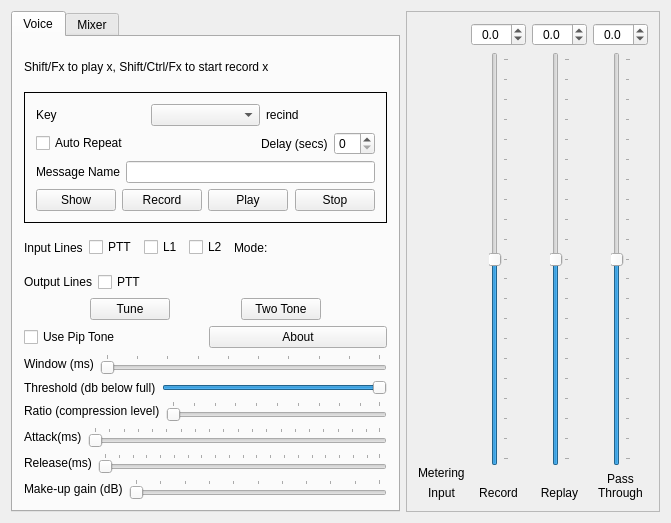
The window that mqt/MqtKeyer/KeyerMain.ui (Rsclub22/Minos2-Mirror) describes before a commit, drawn with Qt 5.
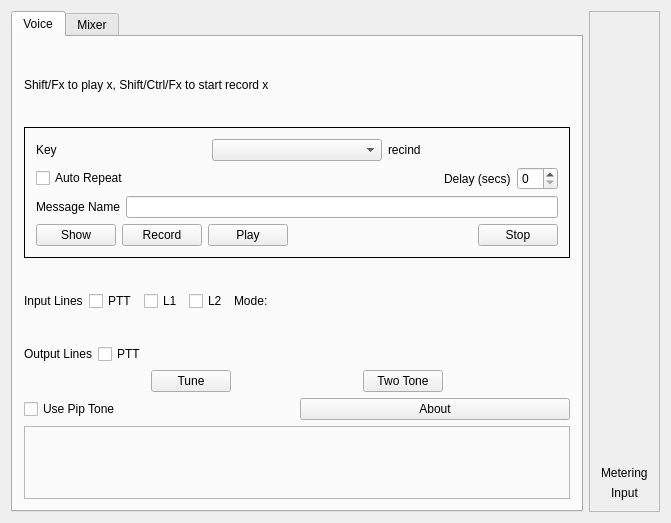
The same window after the commit. Custom widgets are drawn as their Qt base class.

Commit message: refactor linked slider and spinner

```diff
--- a/mqt/MqtKeyer/KeyerMain.ui
+++ b/mqt/MqtKeyer/KeyerMain.ui
@@ -14,9 +14,7 @@
    <string>Minos Voice Keyer</string>
   </property>
   <widget class="QWidget" name="centralWidget">
-   <layout class="QVBoxLayout" name="verticalLayout_9">
-    <item>
-     <layout class="QHBoxLayout" name="horizontalLayout_21">
+   <layout class="QHBoxLayout" name="horizontalLayout">
       <item>
        <widget class="QTabWidget" name="KeyerTabs">
         <property name="currentIndex">
@@ -26,7 +24,7 @@
          <attribute name="title">
           <string>Voice</string>
          </attribute>
-         <layout class="QVBoxLayout" name="verticalLayout_8">
+       <layout class="QVBoxLayout" name="verticalLayout_3">
           <item>
            <widget class="QLabel" name="label_3">
             <property name="text">
@@ -323,175 +321,14 @@
            </layout>
           </item>
           <item>
-           <layout class="QHBoxLayout" name="horizontalLayout_19">
-            <item>
-             <widget class="QLabel" name="label_18">
-              <property name="text">
-               <string>Window (ms)</string>
-              </property>
-             </widget>
-            </item>
-            <item>
-             <widget class="QSlider" name="windowSlider">
-              <property name="minimum">
-               <number>1</number>
-              </property>
-              <property name="maximum">
-               <number>10</number>
-              </property>
-              <property name="orientation">
-               <enum>Qt::Horizontal</enum>
-              </property>
-              <property name="tickPosition">
-               <enum>QSlider::TicksAbove</enum>
-              </property>
-              <property name="tickInterval">
-               <number>1</number>
-              </property>
-             </widget>
-            </item>
-           </layout>
-          </item>
-          <item>
-           <layout class="QHBoxLayout" name="horizontalLayout_16">
-            <item>
-             <widget class="QLabel" name="label_15">
-              <property name="text">
-               <string>Threshold (db below full)</string>
-              </property>
-             </widget>
-            </item>
-            <item>
-             <widget class="QSlider" name="thresholdSlider">
-              <property name="minimum">
-               <number>-100</number>
-              </property>
-              <property name="maximum">
-               <number>0</number>
-              </property>
-              <property name="orientation">
-               <enum>Qt::Horizontal</enum>
-              </property>
-             </widget>
-            </item>
-           </layout>
-          </item>
-          <item>
-           <layout class="QHBoxLayout" name="horizontalLayout_15">
-            <item>
-             <widget class="QLabel" name="label_14">
-              <property name="text">
-               <string>Ratio (compression level)</string>
-              </property>
-             </widget>
-            </item>
-            <item>
-             <widget class="QSlider" name="ratioSlider">
-              <property name="minimum">
-               <number>1</number>
-              </property>
-              <property name="maximum">
-               <number>100</number>
-              </property>
-              <property name="orientation">
-               <enum>Qt::Horizontal</enum>
-              </property>
-              <property name="tickPosition">
-               <enum>QSlider::TicksAbove</enum>
-              </property>
-              <property name="tickInterval">
-               <number>10</number>
-              </property>
-             </widget>
-            </item>
-           </layout>
-          </item>
-          <item>
-           <layout class="QHBoxLayout" name="horizontalLayout_18">
-            <item>
-             <widget class="QLabel" name="label_17">
-              <property name="text">
-               <string>Attack(ms)</string>
-              </property>
-             </widget>
-            </item>
-            <item>
-             <widget class="QSlider" name="attackSlider">
-              <property name="minimum">
-               <number>1</number>
-              </property>
-              <property name="maximum">
-               <number>200</number>
-              </property>
-              <property name="orientation">
-               <enum>Qt::Horizontal</enum>
-              </property>
-              <property name="tickPosition">
-               <enum>QSlider::TicksAbove</enum>
-              </property>
-              <property name="tickInterval">
-               <number>10</number>
-              </property>
-             </widget>
-            </item>
-           </layout>
-          </item>
-          <item>
-           <layout class="QHBoxLayout" name="horizontalLayout_17">
-            <item>
-             <widget class="QLabel" name="label_16">
-              <property name="text">
-               <string>Release(ms)</string>
-              </property>
-             </widget>
-            </item>
-            <item>
-             <widget class="QSlider" name="releaseSlider">
-              <property name="minimum">
-               <number>1</number>
-              </property>
-              <property name="maximum">
-               <number>200</number>
-              </property>
-              <property name="orientation">
-               <enum>Qt::Horizontal</enum>
-              </property>
-              <property name="tickPosition">
-               <enum>QSlider::TicksAbove</enum>
-              </property>
-              <property name="tickInterval">
-               <number>10</number>
-              </property>
-             </widget>
-            </item>
-           </layout>
-          </item>
-          <item>
-           <layout class="QHBoxLayout" name="horizontalLayout_20">
-            <item>
-             <widget class="QLabel" name="label_19">
-              <property name="text">
-               <string>Make-up gain (dB)</string>
-              </property>
-             </widget>
-            </item>
-            <item>
-             <widget class="QSlider" name="makeUpGainSlider">
-              <property name="maximum">
-               <number>100</number>
-              </property>
-              <property name="orientation">
-               <enum>Qt::Horizontal</enum>
-              </property>
-              <property name="tickPosition">
-               <enum>QSlider::TicksAbove</enum>
-              </property>
-              <property name="tickInterval">
-               <number>10</number>
-              </property>
-             </widget>
-            </item>
-           </layout>
+         <widget class="QFrame" name="compFrame">
+          <property name="frameShape">
+           <enum>QFrame::StyledPanel</enum>
+          </property>
+          <property name="frameShadow">
+           <enum>QFrame::Raised</enum>
+          </property>
+         </widget>
           </item>
          </layout>
         </widget>
@@ -587,7 +424,7 @@
        </widget>
       </item>
       <item>
-       <widget class="QFrame" name="frame">
+     <widget class="QFrame" name="volFrame">
         <property name="frameShape">
          <enum>QFrame::StyledPanel</enum>
         </property>
@@ -626,280 +463,8 @@
            </item>
           </layout>
          </item>
-         <item>
-          <layout class="QVBoxLayout" name="verticalLayout_3">
-           <item>
-            <widget class="QDoubleSpinBox" name="recordValue">
-             <property name="sizePolicy">
-              <sizepolicy hsizetype="Expanding" vsizetype="Fixed">
-               <horstretch>0</horstretch>
-               <verstretch>0</verstretch>
-              </sizepolicy>
-             </property>
-             <property name="alignment">
-              <set>Qt::AlignCenter</set>
-             </property>
-             <property name="decimals">
-              <number>1</number>
-             </property>
-             <property name="minimum">
-              <double>-10.000000000000000</double>
-             </property>
-             <property name="maximum">
-              <double>10.000000000000000</double>
-             </property>
-             <property name="singleStep">
-              <double>0.100000000000000</double>
-             </property>
-            </widget>
-           </item>
-           <item>
-            <layout class="QHBoxLayout" name="horizontalLayout">
-             <item>
-              <spacer name="horizontalSpacer_2">
-               <property name="orientation">
-                <enum>Qt::Horizontal</enum>
-               </property>
-               <property name="sizeHint" stdset="0">
-                <size>
-                 <width>1</width>
-                 <height>20</height>
-                </size>
-               </property>
-              </spacer>
-             </item>
-             <item>
-              <widget class="QSlider" name="recordSlider">
-               <property name="minimum">
-                <number>-100</number>
-               </property>
-               <property name="maximum">
-                <number>100</number>
-               </property>
-               <property name="orientation">
-                <enum>Qt::Vertical</enum>
-               </property>
-               <property name="tickPosition">
-                <enum>QSlider::TicksBelow</enum>
-               </property>
-               <property name="tickInterval">
-                <number>10</number>
-               </property>
-              </widget>
-             </item>
-             <item>
-              <spacer name="horizontalSpacer_10">
-               <property name="orientation">
-                <enum>Qt::Horizontal</enum>
-               </property>
-               <property name="sizeHint" stdset="0">
-                <size>
-                 <width>1</width>
-                 <height>20</height>
-                </size>
-               </property>
-              </spacer>
-             </item>
-            </layout>
-           </item>
-           <item>
-            <widget class="QLabel" name="label_2">
-             <property name="text">
-              <string>
-Record</string>
-             </property>
-             <property name="alignment">
-              <set>Qt::AlignCenter</set>
-             </property>
-            </widget>
-           </item>
-          </layout>
-         </item>
-         <item>
-          <layout class="QVBoxLayout" name="verticalLayout_6">
-           <item>
-            <widget class="QDoubleSpinBox" name="replayValue">
-             <property name="sizePolicy">
-              <sizepolicy hsizetype="Expanding" vsizetype="Fixed">
-               <horstretch>0</horstretch>
-               <verstretch>0</verstretch>
-              </sizepolicy>
-             </property>
-             <property name="alignment">
-              <set>Qt::AlignCenter</set>
-             </property>
-             <property name="decimals">
-              <number>1</number>
-             </property>
-             <property name="minimum">
-              <double>-10.000000000000000</double>
-             </property>
-             <property name="maximum">
-              <double>10.000000000000000</double>
-             </property>
-             <property name="singleStep">
-              <double>0.100000000000000</double>
-             </property>
-            </widget>
-           </item>
-           <item>
-            <layout class="QHBoxLayout" name="horizontalLayout_2">
-             <item>
-              <spacer name="horizontalSpacer_12">
-               <property name="orientation">
-                <enum>Qt::Horizontal</enum>
-               </property>
-               <property name="sizeHint" stdset="0">
-                <size>
-                 <width>1</width>
-                 <height>20</height>
-                </size>
-               </property>
-              </spacer>
-             </item>
-             <item>
-              <widget class="QSlider" name="replaySlider">
-               <property name="minimum">
-                <number>-100</number>
-               </property>
-               <property name="maximum">
-                <number>100</number>
-               </property>
-               <property name="orientation">
-                <enum>Qt::Vertical</enum>
-               </property>
-               <property name="tickPosition">
-                <enum>QSlider::TicksBelow</enum>
-               </property>
-               <property name="tickInterval">
-                <number>10</number>
-               </property>
-              </widget>
-             </item>
-             <item>
-              <spacer name="horizontalSpacer_11">
-               <property name="orientation">
-                <enum>Qt::Horizontal</enum>
-               </property>
-               <property name="sizeHint" stdset="0">
-                <size>
-                 <width>1</width>
-                 <height>20</height>
-                </size>
-               </property>
-              </spacer>
-             </item>
-            </layout>
-           </item>
-           <item>
-            <widget class="QLabel" name="label_8">
-             <property name="text">
-              <string>
-Replay</string>
-             </property>
-             <property name="alignment">
-              <set>Qt::AlignCenter</set>
-             </property>
-            </widget>
-           </item>
-          </layout>
-         </item>
-         <item>
-          <layout class="QVBoxLayout" name="verticalLayout_7">
-           <item>
-            <widget class="QDoubleSpinBox" name="passThroughValue">
-             <property name="sizePolicy">
-              <sizepolicy hsizetype="Expanding" vsizetype="Fixed">
-               <horstretch>0</horstretch>
-               <verstretch>0</verstretch>
-              </sizepolicy>
-             </property>
-             <property name="alignment">
-              <set>Qt::AlignCenter</set>
-             </property>
-             <property name="decimals">
-              <number>1</number>
-             </property>
-             <property name="minimum">
-              <double>-10.000000000000000</double>
-             </property>
-             <property name="maximum">
-              <double>10.000000000000000</double>
-             </property>
-             <property name="singleStep">
-              <double>0.100000000000000</double>
-             </property>
-            </widget>
-           </item>
-           <item>
-            <layout class="QHBoxLayout" name="horizontalLayout_13">
-             <item>
-              <spacer name="horizontalSpacer_13">
-               <property name="orientation">
-                <enum>Qt::Horizontal</enum>
-               </property>
-               <property name="sizeHint" stdset="0">
-                <size>
-                 <width>1</width>
-                 <height>20</height>
-                </size>
-               </property>
-              </spacer>
-             </item>
-             <item>
-              <widget class="QSlider" name="passThroughSlider">
-               <property name="minimum">
-                <number>-100</number>
-               </property>
-               <property name="maximum">
-                <number>100</number>
-               </property>
-               <property name="orientation">
-                <enum>Qt::Vertical</enum>
-               </property>
-               <property name="tickPosition">
-                <enum>QSlider::TicksBelow</enum>
-               </property>
-               <property name="tickInterval">
-                <number>10</number>
-               </property>
-              </widget>
-             </item>
-             <item>
-              <spacer name="horizontalSpacer_14">
-               <property name="orientation">
-                <enum>Qt::Horizontal</enum>
-               </property>
-               <property name="sizeHint" stdset="0">
-                <size>
-                 <width>1</width>
-                 <height>20</height>
-                </size>
-               </property>
-              </spacer>
-             </item>
-            </layout>
-           </item>
-           <item>
-            <widget class="QLabel" name="label_9">
-             <property name="text">
-              <string>Pass
-Through</string>
-             </property>
-             <property name="alignment">
-              <set>Qt::AlignCenter</set>
-             </property>
-             <property name="wordWrap">
-              <bool>true</bool>
-             </property>
-            </widget>
-           </item>
-          </layout>
-         </item>
-        </layout>
-       </widget>
-      </item>
-     </layout>
+      </layout>
+     </widget>
     </item>
    </layout>
   </widget>
```
Lines whose indentation alone changed are shown as unchanged. The commit also changes 14 other files.
